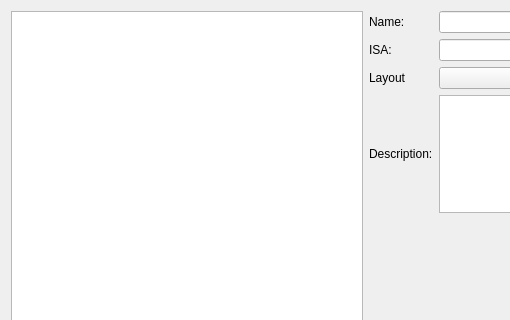
Old version of the form src/processorselectiondialog.ui in the repository mortbopet/Ripes; both pictures show x 0 to 510 and y 0 to 320 of the 732 by 408 pixel window.
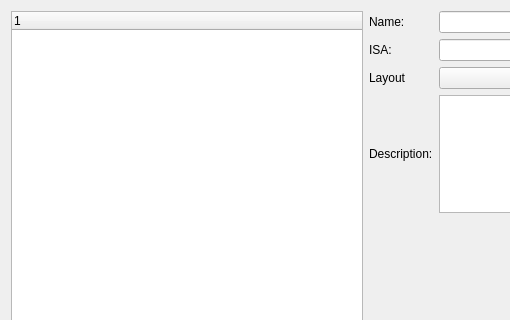
New version of the form. Custom widgets are drawn as their Qt base class.

Commit message: Refactor ProcessorSelectionDialog to have Processors structured in a tree

```diff
--- a/src/processorselectiondialog.ui
+++ b/src/processorselectiondialog.ui
@@ -22,13 +22,12 @@
      <item>
       <layout class="QHBoxLayout" name="horizontalLayout" stretch="0,0">
        <item>
-        <widget class="QListWidget" name="processorList">
-         <property name="sizePolicy">
-          <sizepolicy hsizetype="MinimumExpanding" vsizetype="Expanding">
-           <horstretch>0</horstretch>
-           <verstretch>0</verstretch>
-          </sizepolicy>
-         </property>
+        <widget class="QTreeWidget" name="processors">
+         <column>
+          <property name="text">
+           <string notr="true">1</string>
+          </property>
+         </column>
         </widget>
        </item>
        <item>
```
Left out of the diff: 2 changed lines with no effect on the pictures. The commit also changes 6 other files.
